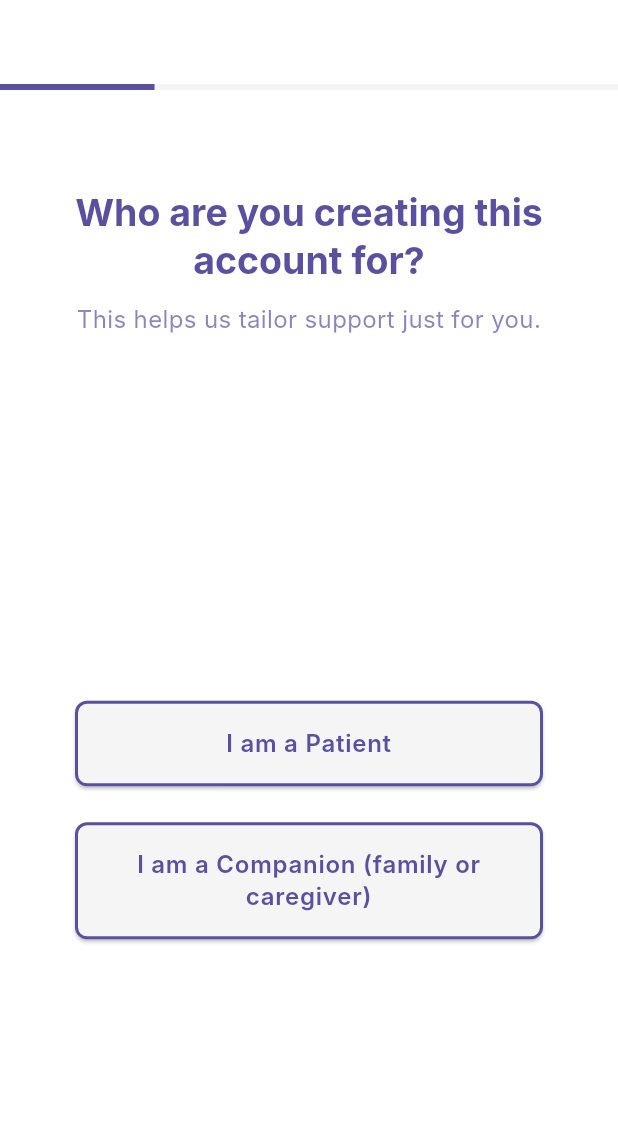
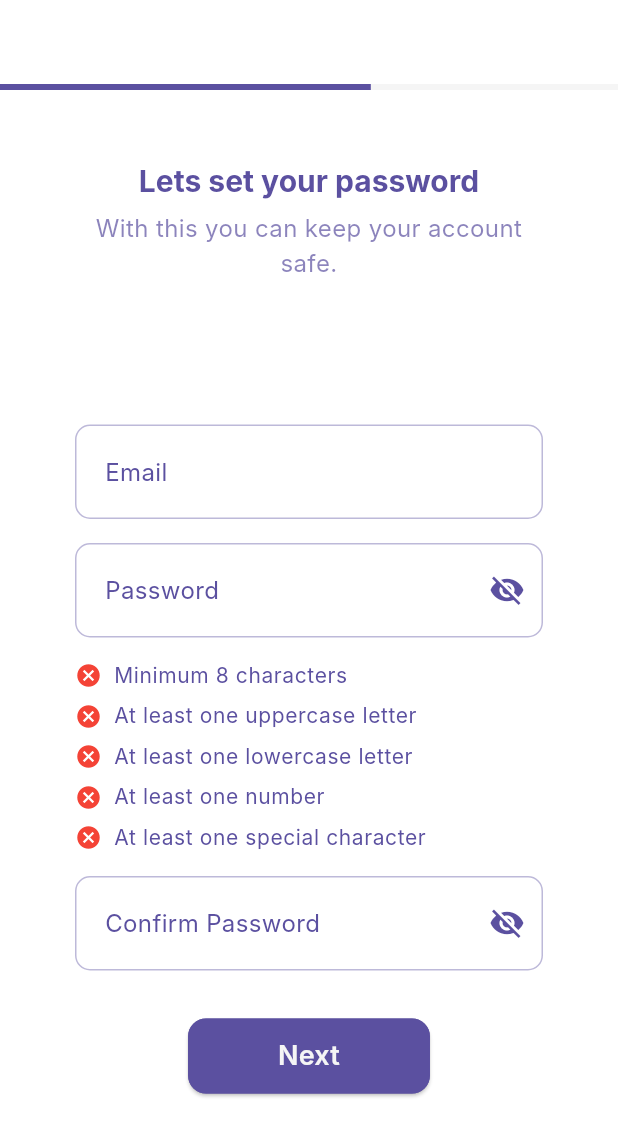
Before and after one commit to ProjectFuritsu/projectCancer, a Flutter app: the screen it shows after launch, on a phone screen of 412 x 824 dp. Shown: the top 1136 px of the screen. Run offline on Flutter 3.47's test engine with Material 3 defaults, Android fonts, the phone set to English and light mode, and no system bars; Roboto replaces fonts that are missing (Inter).

Commit message:
Add account creation screens and update progress indicators
Implemented Page 3 (Account Info), Page 4 (Account PIN), and Page 5 (Confirmation) screens for the account creation flow. Updated progress indicator values on existing screens for consistency. Added new color constants to the theme for secondary and completion states. Set the app's home screen to the new Account Info screen for development.

```diff
--- a/project_cancerline/lib/main.dart
+++ b/project_cancerline/lib/main.dart
@@ -2,6 +2,9 @@ import 'package:flutter/material.dart';
 import 'package:flutter/services.dart';
 import 'package:project_cancerline/presentation/screens/auth_screens/create_account/page1_choose_role_account_screen.dart';
 import 'package:project_cancerline/presentation/screens/auth_screens/create_account/page2_personal_information_screen.dart';
+import 'package:project_cancerline/presentation/screens/auth_screens/create_account/page3_account_info_screen.dart';
+import 'package:project_cancerline/presentation/screens/auth_screens/create_account/page4_account_pin_screen.dart';
+import 'package:project_cancerline/presentation/screens/auth_screens/create_account/page5_confirmation_screen.dart';
 
 import 'package:project_cancerline/presentation/themes/themestyle.dart';
 void main() {
@@ -18,7 +21,7 @@ class MainApp extends StatelessWidget {
   Widget build(BuildContext context) {
     return MaterialApp( theme: AppTheme.light,
       debugShowCheckedModeBanner: false,
-      home: Page1ChooseRoleAccountScreen(),
+      home: Page3AccountInfoScreen(),
     );
   }
 }
--- a/project_cancerline/lib/presentation/screens/auth_screens/create_account/page1_choose_role_account_screen.dart
+++ b/project_cancerline/lib/presentation/screens/auth_screens/create_account/page1_choose_role_account_screen.dart
@@ -14,7 +14,7 @@ class Page1ChooseRoleAccountScreen extends StatelessWidget {
         bottom: PreferredSize(
           preferredSize: const Size.fromHeight(4.0),
           child: LinearProgressIndicator(
-            value: 0.25,
+            value: 0.20,
             backgroundColor: AppTheme.defaultbackgroundColor,
             valueColor: AlwaysStoppedAnimation<Color>(
               Theme.of(context).primaryColor,
--- a/project_cancerline/lib/presentation/screens/auth_screens/create_account/page2_personal_information_screen.dart
+++ b/project_cancerline/lib/presentation/screens/auth_screens/create_account/page2_personal_information_screen.dart
@@ -26,7 +26,7 @@ class _Page2PersonalInformationScreenState
         bottom: PreferredSize(
           preferredSize: const Size.fromHeight(4.0),
           child: LinearProgressIndicator(
-            value: 0.50,
+            value: 0.40,
             backgroundColor: AppTheme.defaultbackgroundColor,
             valueColor: AlwaysStoppedAnimation<Color>(
               Theme.of(context).primaryColor,
--- a/project_cancerline/lib/presentation/screens/auth_screens/create_account/page3_account_info_screen.dart
+++ b/project_cancerline/lib/presentation/screens/auth_screens/create_account/page3_account_info_screen.dart
@@ -0,0 +1,163 @@
+import 'package:flutter/material.dart';
+import 'package:project_cancerline/presentation/themes/themestyle.dart';
+import 'package:project_cancerline/presentation/widgets/custom_elevated_button.dart';
+import 'package:project_cancerline/presentation/widgets/custom_text_field.dart';
+
+class Page3AccountInfoScreen extends StatefulWidget {
+  const Page3AccountInfoScreen({super.key});
+
+  @override
+  State<Page3AccountInfoScreen> createState() => _Page3AccountInfoScreenState();
+}
+
+class _Page3AccountInfoScreenState extends State<Page3AccountInfoScreen> {
+  final TextEditingController _passwordController = TextEditingController();
+  final TextEditingController _confirmPasswordController = TextEditingController();
+
+  bool _hasMinLength = false;
+  bool _hasUppercase = false;
+  bool _hasLowercase = false;
+  bool _hasDigit = false;
+  bool _hasSpecialChar = false;
+  bool _obscurePassword = true;
+  bool _obscureConfirmPassword = true;
+
+  void _checkPassword(String value) {
+    setState(() {
+      _hasMinLength = value.length >= 8;
+      _hasUppercase = value.contains(RegExp(r'[A-Z]'));
+      _hasLowercase = value.contains(RegExp(r'[a-z]'));
+      _hasDigit = value.contains(RegExp(r'[0-9]'));
+      _hasSpecialChar = value.contains(RegExp(r'[!@#\$%^&*(),.?":{}|<>]'));
+    });
+  }
+
+  Widget _buildPasswordRequirement(String text, bool met) {
+    return Row(
+      children: [
+        Icon(
+          met ? Icons.check_circle : Icons.cancel,
+          color: met ? Colors.green : Colors.red,
+          size: 18,
+        ),
+        const SizedBox(width: 8),
+        Text(
+          text,
+          style: Theme.of(context).textTheme.bodySmall,
+        ),
+      ],
+    );
+  }
+
+  @override
+  Widget build(BuildContext context) {
+    return Scaffold(
+      appBar: AppBar(
+        bottom: PreferredSize(
+          preferredSize: const Size.fromHeight(4.0),
+          child: LinearProgressIndicator(
+            value: 0.60,
+            backgroundColor: AppTheme.defaultbackgroundColor,
+            valueColor: AlwaysStoppedAnimation<Color>(AppTheme.primaryColor),
+          ),
+        ),
+      ),
+      body: SafeArea(
+        child: Padding(
+          padding: const EdgeInsets.symmetric(horizontal: 50.0, vertical: 24.0),
+          child: Column(
+            children: [
+              const SizedBox(height: 24),
+              Text(
+                'Lets set your password',
+                style: Theme.of(context).textTheme.titleLarge,
+                textAlign: TextAlign.center,
+              ),
+              const SizedBox(height: 8),
+              Text(
+                'With this you can keep your account safe.',
+                style: Theme.of(context).textTheme.bodyMedium?.copyWith(
+                      color: AppTheme.primaryColor.withOpacity(0.7),
+                    ),
+                textAlign: TextAlign.center,
+              ),
+              const SizedBox(height: 32),
+              Column(
+                crossAxisAlignment: CrossAxisAlignment.center,
+                children: [
+                  const SizedBox(height: 64),
+                  CustomTextField(hintText: "Email"),
+                  const SizedBox(height: 16),
+                  CustomTextField(
+                    hintText: "Password",
+                    controller: _passwordController,
+                    isPassword: _obscurePassword,
+                    onChanged: _checkPassword,
+                    suffixIcon: IconButton(
+                      icon: Icon(
+                        _obscurePassword ? Icons.visibility_off : Icons.visibility,
+                        color: AppTheme.primaryColor,
+                      ),
+                      onPressed: () {
+                        setState(() {
+                          _obscurePassword = !_obscurePassword;
+                        });
+                      },
+                    ),
+                  ),
+                  const SizedBox(height: 16),
+                  Column(
+                    crossAxisAlignment: CrossAxisAlignment.end,
+                    children: [
+                      _buildPasswordRequirement("Minimum 8 characters", _hasMinLength),
+                      const SizedBox(height: 8),
+                      _buildPasswordRequirement("At least one uppercase letter", _hasUppercase),
+                      const SizedBox(height: 8),
+                      _buildPasswordRequirement("At least one lowercase letter", _hasLowercase),
+                      const SizedBox(height: 8),
+                      _buildPasswordRequirement("At least one number", _hasDigit),
+                      const SizedBox(height: 8),
+                      _buildPasswordRequirement("At least one special character", _hasSpecialChar),
+                    ],
+                  ),
+                  const SizedBox(height: 16),
+                  CustomTextField(
+                    hintText: "Confirm Password",
+                    controller: _confirmPasswordController,
+                    isPassword: _obscureConfirmPassword,
+                    suffixIcon: IconButton(
+                      icon: Icon(
+                        _obscureConfirmPassword ? Icons.visibility_off : Icons.visibility,
+                        color: AppTheme.primaryColor,
+                      ),
+                      onPressed: () {
+                        setState(() {
+                          _obscureConfirmPassword = !_obscureConfirmPassword;
+                        });
+                      },
+                    ),
+                  ),
+                  const SizedBox(height: 32),
+                  CustomElevatedButton(
+                    label: 'Next',
+                    onPressed: () {},
+                    backgroundColor: AppTheme.primaryColor,
+                    padding: const EdgeInsets.symmetric(
+                      vertical: 12.0,
+                      horizontal: 60.0,
+                    ),
+                    borderRadius: 12.0,
+                    textStyle: Theme.of(context).textTheme.labelLarge?.copyWith(
+                          color: AppTheme.defaultbackgroundColor,
+                          fontSize: 18,
+                        ),
+                  ),
+                ],
+              ),
+            ],
+          ),
+        ),
+      ),
+    );
+  }
+}
--- a/project_cancerline/lib/presentation/themes/themestyle.dart
+++ b/project_cancerline/lib/presentation/themes/themestyle.dart
@@ -3,8 +3,10 @@ import 'package:flutter/material.dart';
 class AppTheme {
   // 🎨 Color Palette
   static const Color primaryColor = Color(0xFF5B50A0);
+  static const Color secondaryColor = Color(0xFF9891C3);
   static const Color defaultbackgroundColor = Color(0xFFF5F5F5);
   static const Color warningColor = Colors.red;
+  static const Color completeColor = Colors.green;
 
 
   // 🧱 Typography
```
Also changed, not shown: project_cancerline/lib/presentation/screens/auth_screens/create_account/page4_account_pin_screen.dart (+150 -0 lines), project_cancerline/lib/presentation/screens/auth_screens/create_account/page5_confirmation_screen.dart (+67 -0 lines).
